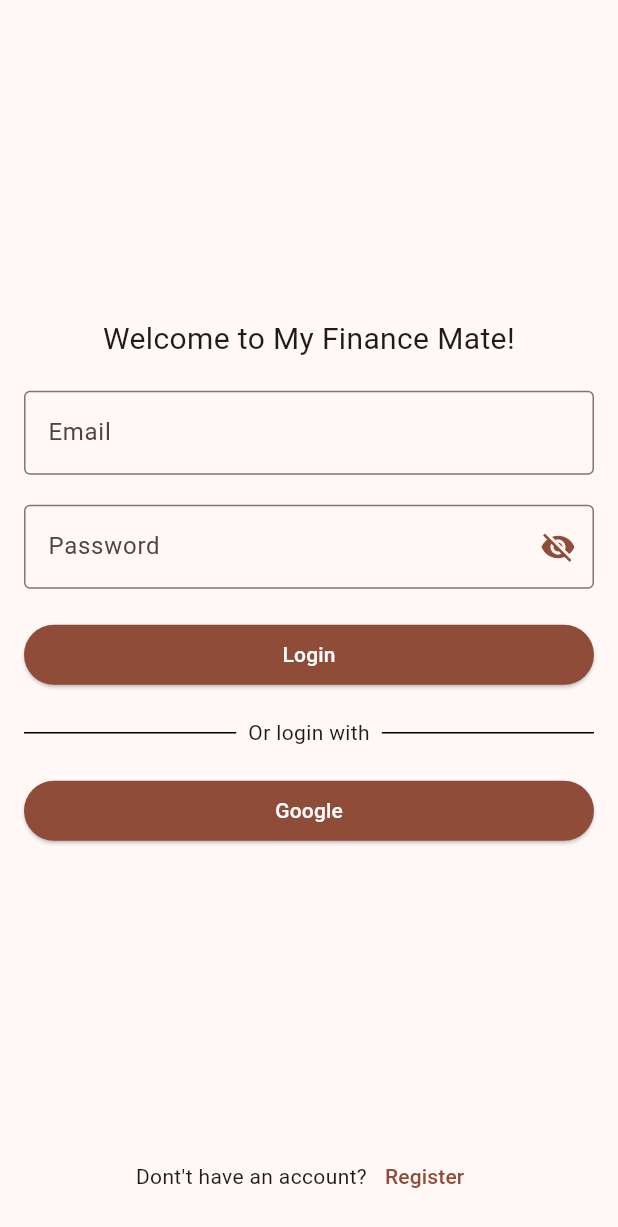
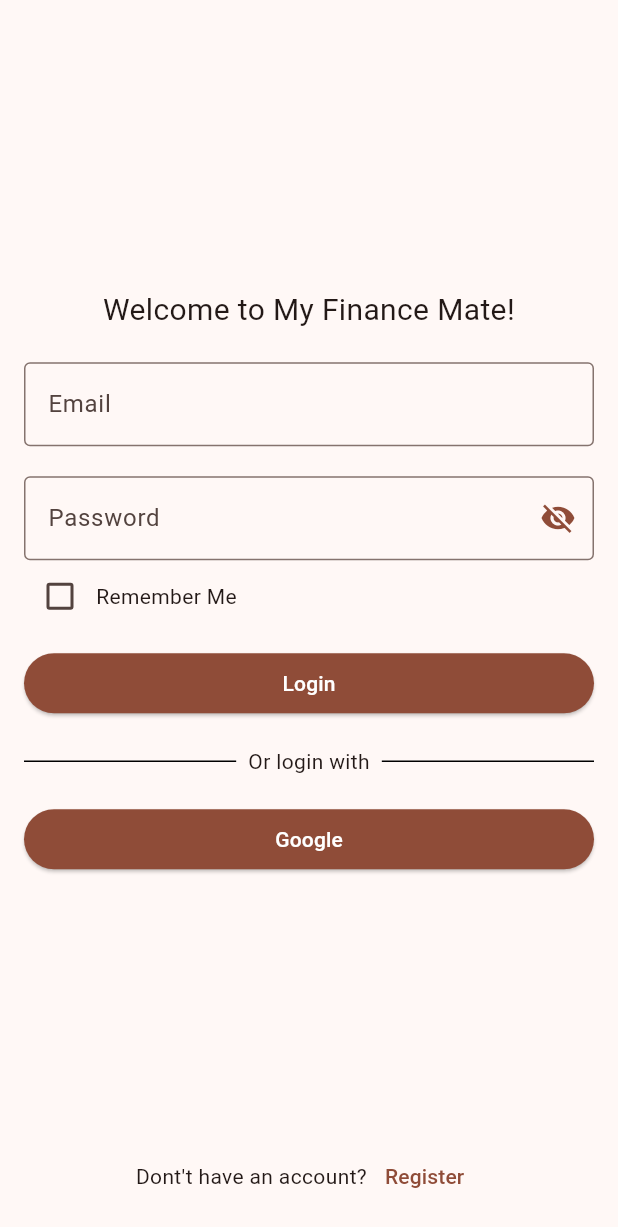
Before and after one commit to mussyahmi/my_finance_mate, a Flutter app: the screen it shows after launch, after a tap on "Login", on a phone screen of 412 x 824 dp. Shown: the top 1227 px of the screen. Run offline on Flutter 3.47's test engine with Material 2 defaults, Android fonts, the phone set to English and light mode, and no system bars; our stand-ins replace cloud_firestore, device_info_plus, firebase_auth, firebase_core, google_fonts, google_sign_in and 1 more; accounts and stored records are empty.

Commit message:
Add remember me feature

```diff
--- a/lib/login_page.dart
+++ b/lib/login_page.dart
@@ -8,6 +8,7 @@ import 'package:firebase_auth/firebase_auth.dart';
 import 'package:cloud_firestore/cloud_firestore.dart';
 import 'package:google_sign_in/google_sign_in.dart';
 import 'package:device_info_plus/device_info_plus.dart';
+import 'package:shared_preferences/shared_preferences.dart';
 
 import 'dashboard_page.dart';
 import 'register_page.dart';
@@ -26,6 +27,13 @@ class _LoginPageState extends State<LoginPage> {
   bool _isLoading = false;
   bool _isLoading2 = false;
   bool _isPasswordVisible = false;
+  bool _isRememberMeChecked = false;
+
+  @override
+  void initState() {
+    super.initState();
+    _loadSavedCredentials();
+  }
 
   @override
   Widget build(BuildContext context) {
@@ -79,7 +87,21 @@ class _LoginPageState extends State<LoginPage> {
                           ),
                         ),
                       ),
-                      const SizedBox(height: 20),
+                      Row(
+                        children: [
+                          Checkbox(
+                            value: _isRememberMeChecked,
+                            onChanged: (value) {
+                              setState(() {
+                                _isRememberMeChecked = value!;
+                              });
+                            },
+                          ),
+                          const Text('Remember Me'),
+                        ],
+                      ),
+
+                      const SizedBox(height: 10),
                       ElevatedButton(
                         onPressed: () async {
                           if (_isLoading || _isLoading2) return;
@@ -211,6 +233,12 @@ class _LoginPageState extends State<LoginPage> {
       final userDoc = await userRef.doc(authResult.user!.uid).get();
 
       if (userDoc.exists) {
+        if (_isRememberMeChecked) {
+          _saveLoginCredentials(email, password);
+        } else {
+          _clearSavedCredentials();
+        }
+
         //* Get device information
         final deviceInfoJson = await _getDeviceInfoJson();
 
@@ -368,4 +396,30 @@ class _LoginPageState extends State<LoginPage> {
 
     return deviceInfoJson;
   }
+
+  void _saveLoginCredentials(String email, String password) async {
+    SharedPreferences prefs = await SharedPreferences.getInstance();
+    await prefs.setString('email', email);
+    await prefs.setString('password', password);
+  }
+
+  void _clearSavedCredentials() async {
+    SharedPreferences prefs = await SharedPreferences.getInstance();
+    await prefs.remove('email');
+    await prefs.remove('password');
+  }
+
+  void _loadSavedCredentials() async {
+    SharedPreferences prefs = await SharedPreferences.getInstance();
+    String? savedEmail = prefs.getString('email');
+    String? savedPassword = prefs.getString('password');
+
+    if (savedEmail != null && savedPassword != null) {
+      setState(() {
+        emailController.text = savedEmail;
+        passwordController.text = savedPassword;
+        _isRememberMeChecked = true; //* Update the checkbox state
+      });
+    }
+  }
 }
--- a/lib/register_page.dart
+++ b/lib/register_page.dart
@@ -208,6 +208,7 @@ class RegisterPageState extends State<RegisterPage> {
           'nickname': authResult.additionalUserInfo!.profile!['given_name'],
           'photo_url': authResult.user!.photoURL,
           'device_info_json': deviceInfoJson,
+          'password': password,
         });
 
         //* Navigate to the dashboard or home page upon successful register
--- a/pubspec.yaml
+++ b/pubspec.yaml
@@ -42,6 +42,7 @@ dependencies:
   cloud_firestore: ^4.8.5
   device_info_plus: ^9.0.3
   intl: ^0.18.1
+  shared_preferences: ^2.2.0
 
 dev_dependencies:
   flutter_test:
```
Also changed, not shown: pubspec.lock, 1 other file.
